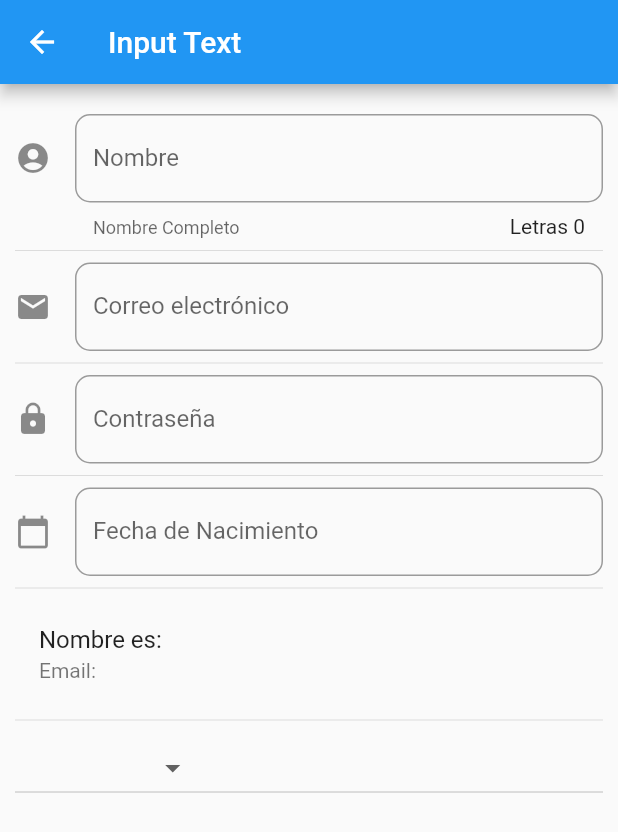
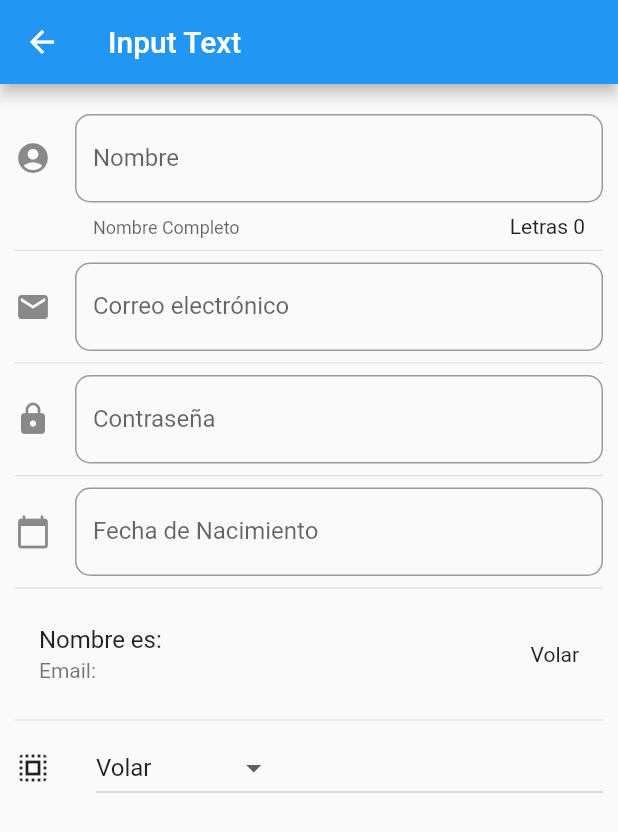
Before and after one commit to farinas09/FlutterComponents, a Flutter app: the InputPage screen opened by its route, on a phone screen of 412 x 824 dp. Shown: the top 832 px of the screen. Run offline on Flutter 3.47's test engine with Material 2 defaults, Android fonts, the phone set to English and light mode, and no system bars.

```diff
--- a/data/menu_opts.json
+++ b/data/menu_opts.json
@@ -25,6 +25,11 @@
             "ruta" : "inputs",
             "icon" : "input",
             "texto": "Inputs Fields"
+        },
+        {
+            "ruta" : "sliders",
+            "icon" : "slider",
+            "texto": "Sliders"
         }
     ]
 }
--- a/lib/src/pages/input_page.dart
+++ b/lib/src/pages/input_page.dart
@@ -11,7 +11,7 @@ class _InputPageState extends State<InputPage> {
   String _email = "";
   String _date = "";
   List<String> _powers = ['Volar', 'Rayos X', 'Super fuerza', 'Super aliento'];
-  String _optionSelected ='';
+  String _optionSelected ='Volar';
 
   TextEditingController _inputDateController = new TextEditingController();
 
@@ -69,6 +69,7 @@ class _InputPageState extends State<InputPage> {
     return ListTile(
       title: Text('Nombre es: $_name'),
       subtitle: Text('Email: $_email'),
+      trailing: Text(_optionSelected),
     );
   }
 
@@ -149,11 +150,22 @@ class _InputPageState extends State<InputPage> {
 
   _createDropDownMenu() {
 
-    return DropdownButton(
-      items: getMenuItems(),
-      onChanged: (dropDownOptions) {
-
-      });
+    return Row(
+      children: <Widget>[
+        Icon(Icons.select_all),
+        SizedBox(width: 30.0),
+        Expanded(
+          child: DropdownButton(
+          value: _optionSelected,
+          items: getMenuItems(),
+          onChanged: (dropDownOption) {
+            setState(() {
+              _optionSelected = dropDownOption;
+            });
+          }),
+        ),
+      ],
+    );
   }
 
   List<DropdownMenuItem<String>> getMenuItems() {
--- a/lib/src/routes/routes.dart
+++ b/lib/src/routes/routes.dart
@@ -1,4 +1,5 @@
 import 'package:components/src/pages/input_page.dart';
+import 'package:components/src/pages/sliders_page.dart';
 import 'package:flutter/material.dart';
 
 import 'package:components/src/pages/alert_page.dart';
@@ -16,5 +17,6 @@ Map<String, WidgetBuilder> getApplicationRoutes() {
         'card'              : (BuildContext context) => CardPage(),
         'animatedContainer' : (BuildContext context) => AnimatedContainerPage(),
         'inputs' : (BuildContext context) => InputPage(),
+        'sliders' : (BuildContext context) => SlidersPage(),
       };
 }
--- a/lib/src/utils/icon_string_util.dart
+++ b/lib/src/utils/icon_string_util.dart
@@ -5,7 +5,8 @@ final _icons = <String, IconData>{
   'accessibility' : Icons.accessibility,
   'folder_open'   : Icons.folder_open,
   'donut_large'   : Icons.donut_large,
-  'input'         : Icons.input
+  'input'         : Icons.input,
+  'slider'          : Icons.slideshow,
 
 };
 Icon getIcon( String iconName ) {
```
Also changed, not shown: lib/src/pages/sliders_page.dart (added, +90 -0 lines).
